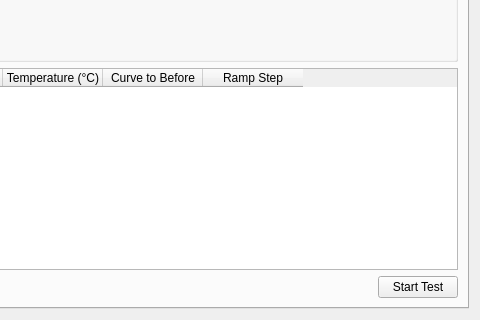
Above: Software/Interface/ui/profile_setup/profile_setup_widget.ui from ElOvo123/Cellcharger before the change; both pictures show x 320 to 800 and y 280 to 600 of the 800 by 600 pixel window. Below: the same form after it.
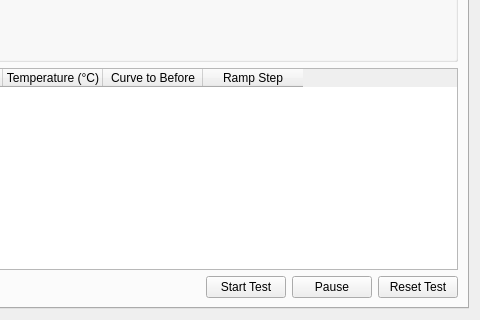
That is the form after the change.

```diff
--- a/Software/Interface/ui/profile_setup/profile_setup_widget.ui
+++ b/Software/Interface/ui/profile_setup/profile_setup_widget.ui
@@ -196,6 +196,20 @@
            </property>
           </widget>
          </item>
+         <item>
+          <widget class="QPushButton" name="pauseTestButton1">
+           <property name="text">
+            <string>Pause</string>
+           </property>
+          </widget>
+         </item>
+         <item>
+          <widget class="QPushButton" name="resetTestButton1">
+           <property name="text">
+            <string>Reset Test</string>
+           </property>
+          </widget>
+         </item>
         </layout>
        </item>
       </layout>
```
Left out of the diff: 28 changed lines with no effect on the pictures.
